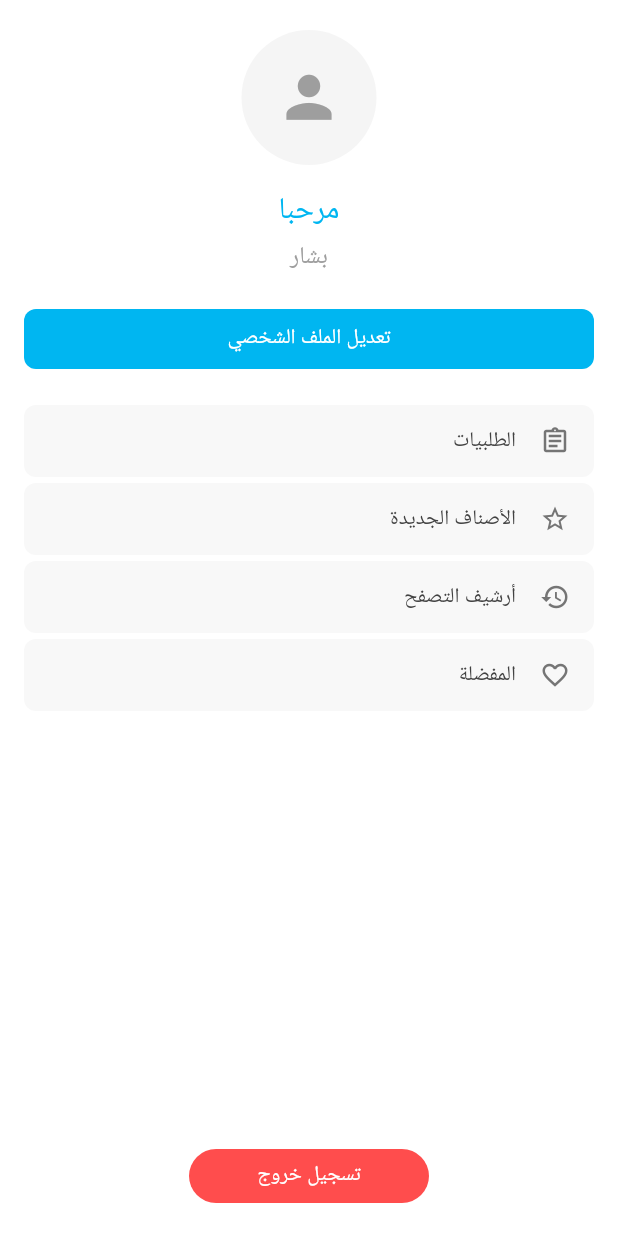
After one commit to AbdShGazi/Royalco, a Flutter app: the screen it shows after launch, item 3 of the bottom bar chosen, after a tap on "تعديل الملف الشخصي", on a phone screen of 412 x 824 dp. The commit adds this screen. Run offline on Flutter 3.47's test engine with Material 3 defaults, Android fonts, the phone set to English and light mode, and no system bars; network calls fail.

Commit message:
Profile page added

```diff
--- a/lib/pages/home_page.dart
+++ b/lib/pages/home_page.dart
@@ -1,6 +1,7 @@
 import 'package:flutter/material.dart';
 import 'package:royalco/pages/product_details_page.dart';
 import 'package:royalco/widgets/custom_app_bar.dart';
+import 'package:royalco/pages/profile_page.dart';
 
 class HomePage extends StatefulWidget {
   const HomePage({super.key});
@@ -281,6 +282,12 @@ class _HomePageState extends State<HomePage> {
                       setState(() {
                         _selectedIndex = index;
                       });
+                      if (index == 2) {
+                        Navigator.push(
+                          context,
+                          MaterialPageRoute(builder: (context) => const ProfilePage()),
+                        );
+                      }
                     },
                     currentIndex: _selectedIndex,
                     selectedItemColor: const Color(0xFF00B6F1),
--- a/lib/pages/order_details_page.dart
+++ b/lib/pages/order_details_page.dart
@@ -20,7 +20,7 @@ class _OrderDetailsPageState extends State<OrderDetailsPage> {
   Widget build(BuildContext context) {
     return Scaffold(
       backgroundColor: Colors.white,
-      appBar: const CustomAppBar(),
+      appBar: const CustomAppBar(showBackButton: true),
       body: Column(
         children: [
           const SizedBox(height: 20),
--- /dev/null
+++ b/lib/pages/profile_page.dart
@@ -0,0 +1,122 @@
+import 'package:flutter/material.dart';
+
+class ProfilePage extends StatelessWidget {
+  const ProfilePage({super.key});
+
+  @override
+  Widget build(BuildContext context) {
+    return Scaffold(
+      body: SafeArea(
+        child: Padding(
+          padding: const EdgeInsets.symmetric(horizontal: 16.0),
+          child: Column(
+            children: [
+              const SizedBox(height: 20),
+              const CircleAvatar(
+                radius: 45,
+                backgroundColor: Color(0xFFF5F5F5),
+                child: Icon(
+                  Icons.person,
+                  size: 45,
+                  color: Colors.grey,
+                ),
+              ),
+              const SizedBox(height: 16),
+              const Text(
+                'مرحبا',
+                style: TextStyle(
+                  fontSize: 20,
+                  color: Color(0xFF00B6F1),
+                  fontWeight: FontWeight.w500,
+                ),
+              ),
+              const SizedBox(height: 4),
+              const Text(
+                'بشار',
+                style: TextStyle(
+                  fontSize: 16,
+                  color: Colors.grey,
+                ),
+              ),
+              const SizedBox(height: 20),
+              ElevatedButton(
+                onPressed: () {},
+                style: ElevatedButton.styleFrom(
+                  backgroundColor: const Color(0xFF00B6F1),
+                  minimumSize: const Size(double.infinity, 40),
+                  shape: RoundedRectangleBorder(
+                    borderRadius: BorderRadius.circular(8),
+                  ),
+                  elevation: 0,
+                ),
+                child: const Text(
+                  'تعديل الملف الشخصي',
+                  style: TextStyle(
+                    fontSize: 14,
+                    color: Colors.white,
+                  ),
+                ),
+              ),
+              const SizedBox(height: 20),
+              _buildMenuItem(Icons.assignment_outlined, 'الطلبيات'),
+              _buildMenuItem(Icons.star_outline, 'الأصناف الجديدة'),
+              _buildMenuItem(Icons.history, 'أرشيف التصفح'),
+              _buildMenuItem(Icons.favorite_outline, 'المفضلة'),
+              const Spacer(),
+              SizedBox(
+                width: 160,
+                child: ElevatedButton(
+                  onPressed: () {},
+                  style: ElevatedButton.styleFrom(
+                    backgroundColor: const Color(0xFFFF4D4D),
+                    minimumSize: const Size(double.infinity, 36),
+                    shape: RoundedRectangleBorder(
+                      borderRadius: BorderRadius.circular(20),
+                    ),
+                    elevation: 0,
+                  ),
+                  child: const Text(
+                    'تسجيل خروج',
+                    style: TextStyle(
+                      fontSize: 14,
+                      color: Colors.white,
+                    ),
+                  ),
+                ),
+              ),
+              const SizedBox(height: 16),
+            ],
+          ),
+        ),
+      ),
+    );
+  }
+
+  Widget _buildMenuItem(IconData icon, String title) {
+    return Container(
+      margin: const EdgeInsets.only(bottom: 4),
+      decoration: BoxDecoration(
+        color: const Color(0xFFF8F8F8),
+        borderRadius: BorderRadius.circular(8),
+      ),
+      child: ListTile(
+        dense: true,
+        contentPadding: const EdgeInsets.symmetric(horizontal: 16),
+        trailing: Icon(
+          icon,
+          color: Colors.grey[600],
+          size: 20,
+        ),
+        title: Text(
+          title,
+          textAlign: TextAlign.right,
+          style: TextStyle(
+            fontSize: 14,
+            color: Colors.grey[800],
+          ),
+        ),
+        onTap: () {},
+      ),
+    );
+  }
+}
--- a/lib/widgets/custom_app_bar.dart
+++ b/lib/widgets/custom_app_bar.dart
@@ -3,7 +3,12 @@ import 'package:royalco/widgets/search_icon.dart';
 import 'package:royalco/pages/orders_page.dart';
 
 class CustomAppBar extends StatelessWidget implements PreferredSizeWidget {
-  const CustomAppBar({super.key});
+  final bool showBackButton;
+
+  const CustomAppBar({
+    super.key,
+    this.showBackButton = false,
+  });
 
   @override
   Size get preferredSize => const Size.fromHeight(kToolbarHeight);
@@ -13,7 +18,15 @@ class CustomAppBar extends StatelessWidget implements PreferredSizeWidget {
     return AppBar(
       backgroundColor: Colors.white,
       elevation: 0,
-      leading: const SearchIcon(),
+      leading: showBackButton
+          ? IconButton(
+              icon: const Icon(
+                Icons.arrow_back_ios,
+                color: Color(0xFF00B6F1),
+              ),
+              onPressed: () => Navigator.pop(context),
+            )
+          : const SearchIcon(),
       actions: [
         Padding(
           padding: const EdgeInsets.only(right: 8.0),
```
Also changed, not shown: lib/pages/product_details_page.dart (+14 -56 lines).
